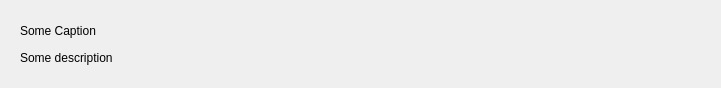
networkoptix/nx_open, file client/nx_client_desktop/src/nx/client/desktop/ui/workbench/panels/special_layout_panel_widget.ui: the form before one commit.
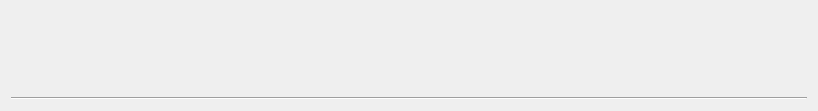
The form after the commit.

Commit message:
VMS-5765 - Layout tours - 'videowall-like' review mode
Buttons and actions

<==== Mercurial data ====>
Branch: x_vms_5765_layout_tour_review

What changed in the file:
```diff
--- a/client/nx_client_desktop/src/nx/client/desktop/ui/workbench/panels/special_layout_panel_widget.ui
+++ b/client/nx_client_desktop/src/nx/client/desktop/ui/workbench/panels/special_layout_panel_widget.ui
@@ -6,42 +6,25 @@
    <rect>
     <x>0</x>
     <y>0</y>
-    <width>721</width>
-    <height>88</height>
+    <width>818</width>
+    <height>111</height>
    </rect>
   </property>
-  <property name="windowTitle">
-   <string>Form</string>
-  </property>
-  <layout class="QHBoxLayout" name="horizontalLayout_2">
-   <item>
-    <widget class="QWidget" name="verticalWidget" native="true">
-     <property name="sizePolicy">
-      <sizepolicy hsizetype="Maximum" vsizetype="Preferred">
-       <horstretch>0</horstretch>
-       <verstretch>0</verstretch>
-      </sizepolicy>
-     </property>
-     <layout class="QVBoxLayout" name="verticalLayout">
-      <item>
-       <widget class="QLabel" name="captionLabel">
-        <property name="text">
-         <string>Some Caption</string>
-        </property>
-       </widget>
-      </item>
-      <item>
-       <widget class="QLabel" name="descriptionLabel">
-        <property name="text">
-         <string>Some description</string>
-        </property>
-       </widget>
-      </item>
-     </layout>
-    </widget>
-   </item>
+  <layout class="QVBoxLayout" name="verticalLayout_2" stretch="1,0,0">
    <item>
     <layout class="QHBoxLayout" name="buttonsLayout">
+     <item>
+      <widget class="QLabel" name="captionLabel">
+       <property name="font">
+        <font>
+         <pointsize>24</pointsize>
+        </font>
+       </property>
+       <property name="text">
+        <string>&lt;Some Caption&gt;</string>
+       </property>
+      </widget>
+     </item>
      <item>
       <spacer name="horizontalSpacer">
        <property name="orientation">
@@ -57,6 +40,20 @@
      </item>
     </layout>
    </item>
+   <item>
+    <widget class="QLabel" name="descriptionLabel">
+     <property name="text">
+      <string>&lt;Some description&gt;</string>
+     </property>
+    </widget>
+   </item>
+   <item>
+    <widget class="Line" name="line">
+     <property name="orientation">
+      <enum>Qt::Horizontal</enum>
+     </property>
+    </widget>
+   </item>
   </layout>
  </widget>
  <resources/>
```
The commit also changes 32 other files.
